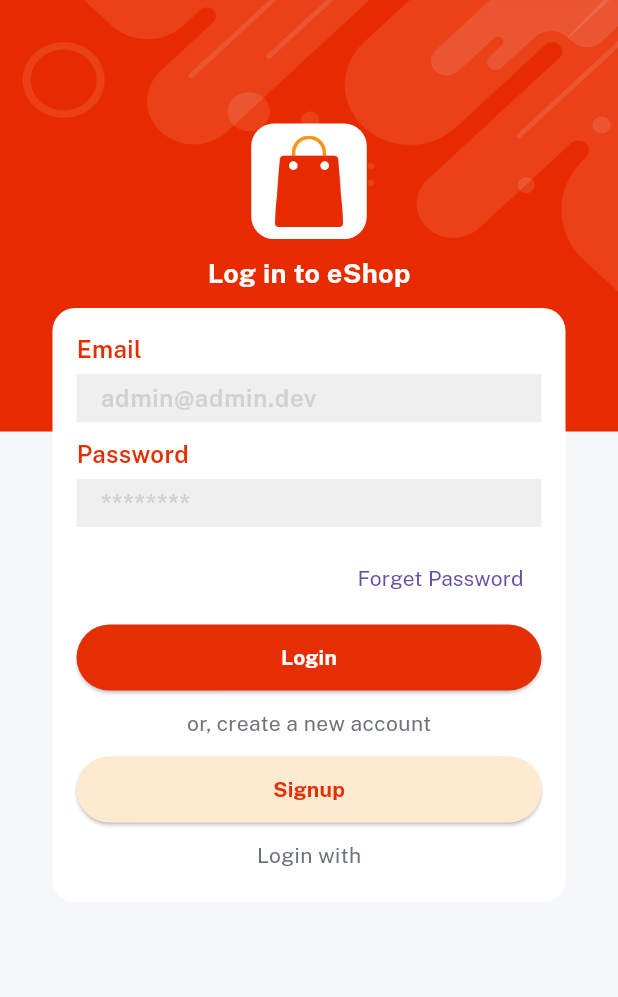
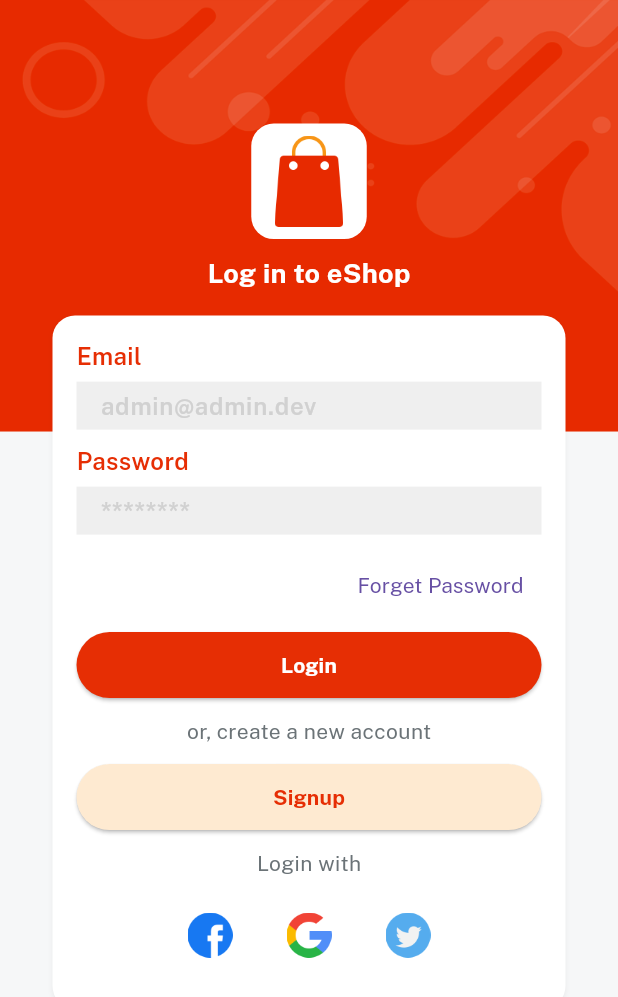
Before and after one commit to Vaibhav-kesarwani/Minimal-eShop-App, a Flutter app: the screen it shows after launch, on a phone screen of 412 x 824 dp. Shown: the top 997 px of the screen. Run offline on Flutter 3.47's test engine with Material 3 defaults, Android fonts, the phone set to English and light mode, and no system bars; our stand-ins replace get, velocity_x.

Commit message:
login page ui is completed

```diff
--- /dev/null
+++ b/lib/consts/lists.dart
@@ -0,0 +1,7 @@
+import 'package:ecommerceapp/consts/images.dart';
+
+const socialIconList = [
+  icFacebookLogo,
+  icGoogleLogo,
+  icTwitterLogo,
+];
--- a/lib/views/auth_screen/login_screen.dart
+++ b/lib/views/auth_screen/login_screen.dart
@@ -1,4 +1,5 @@
 import 'package:ecommerceapp/consts/consts.dart';
+import 'package:ecommerceapp/consts/lists.dart';
 import 'package:ecommerceapp/widgets_common/applogo_widget.dart';
 import 'package:ecommerceapp/widgets_common/bg_widget.dart';
 import 'package:ecommerceapp/widgets_common/custom_textfield.dart';
@@ -12,6 +13,7 @@ class LoginScreen extends StatelessWidget {
   Widget build(BuildContext context) {
     return bgWidget(
       Scaffold(
+        resizeToAvoidBottomInset: false,
         body: Center(
           child: Column(
             children: [
@@ -19,7 +21,7 @@ class LoginScreen extends StatelessWidget {
               applogoWidget(),
               10.heightBox,
               "Log in to $appname".text.fontFamily(bold).white.size(18).make(),
-              10.heightBox,
+              15.heightBox,
               Column(
                 children: [
                   customTextField(hint: emailHint, title: email),
@@ -45,10 +47,26 @@ class LoginScreen extends StatelessWidget {
                     textColor: redColor,
                     onPress: () {},
                   ).box.width(context.screenWidth - 50).make(),
-
                   10.heightBox,
                   loginWith.text.color(fontGrey).make(),
                   5.heightBox,
+                  Row(
+                    mainAxisAlignment: MainAxisAlignment.center,
+                    children: List.generate(
+                      3,
+                      (index) => Padding(
+                        padding: const EdgeInsets.all(8.0),
+                        child: CircleAvatar(
+                          backgroundColor: Colors.transparent,
+                          radius: 25,
+                          child: Image.asset(
+                            socialIconList[index],
+                            width: 30,
+                          ),
+                        ),
+                      ),
+                    ),
+                  )
                 ],
               )
                   .box
@@ -56,6 +74,7 @@ class LoginScreen extends StatelessWidget {
                   .rounded
                   .padding(const EdgeInsets.all(16))
                   .width(context.screenWidth - 70)
+                  .shadowSm
                   .make(),
             ],
           ),
```
Also changed, not shown: lib/views/auth_screen/signup_screen.dart (added).
